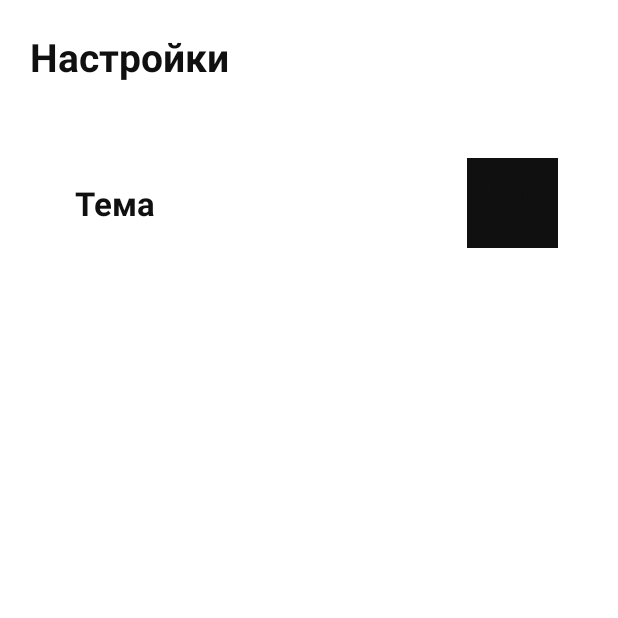
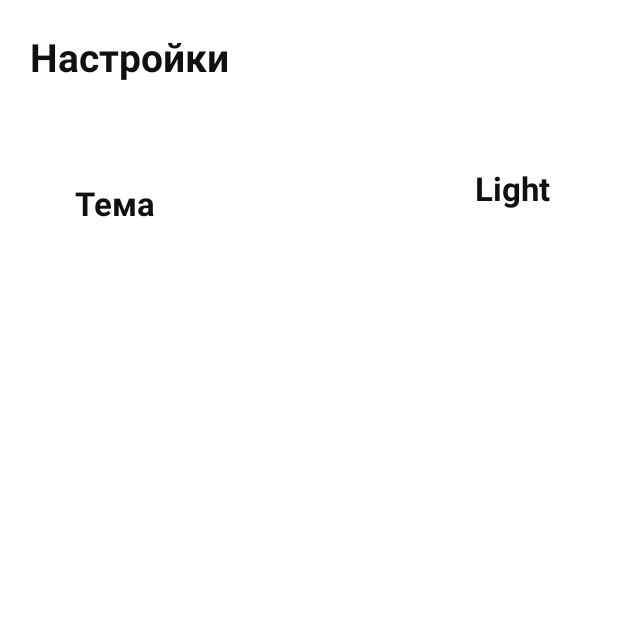
Before and after one commit to NI-Corp/NI-Organizer, an Android app: the SettingsActivity screen opened directly, with no data from a screen before it, on a phone screen of 412 x 824 dp, the top half of it. Run offline under Robolectric (Android 15) with nearby library versions, the phone set to English and light mode, and no system bars.

Commit message:
add all theming in all layouts fix editing

```diff
--- a/app/src/main/res/drawable/item_list_back.xml
+++ b/app/src/main/res/drawable/item_list_back.xml
@@ -1,5 +1,5 @@
 <?xml version="1.0" encoding="utf-8"?>
 <shape xmlns:android="http://schemas.android.com/apk/res/android">
     <corners android:radius="10dp"/>
-    <solid android:color="#FF404040"/>
+    <solid android:color="?attr/colorBackgroundThird"/>
 </shape>
--- a/app/src/main/res/drawable/popup_back.xml
+++ b/app/src/main/res/drawable/popup_back.xml
@@ -1,5 +1,5 @@
 <?xml version="1.0" encoding="utf-8"?>
 <shape xmlns:android="http://schemas.android.com/apk/res/android">
     <corners android:radius="20dp"/>
-    <solid android:color="#FF5E5E5E"/>
+    <solid android:color="?attr/colorBackgroundSecondary"/>
 </shape>
--- a/app/src/main/res/layout/activity_settings.xml
+++ b/app/src/main/res/layout/activity_settings.xml
@@ -56,8 +56,8 @@
                 app:layout_constraintBottom_toBottomOf="parent"
                 app:layout_constraintEnd_toEndOf="parent"
                 app:layout_constraintTop_toTopOf="parent"
-                android:background="#FF101010"
-                android:popupBackground="#FF101010"/>
+                android:background="?attr/colorBackground"
+                android:popupBackground="?attr/colorBackground"/>
         </androidx.constraintlayout.widget.ConstraintLayout>
     </LinearLayout>
 
--- a/app/src/main/res/values-night/themes.xml
+++ b/app/src/main/res/values-night/themes.xml
@@ -6,5 +6,7 @@
         <!-- <item name="colorPrimary">@color/my_dark_primary</item> -->
         <item name="colorBackground">@color/colorPrimaryDark</item>
         <item name="colorText">@color/colorTextDark</item>
+        <item name="colorBackgroundSecondary">@color/colorPrimarySecondDark</item>
+        <item name="colorBackgroundThird">@color/colorPrimaryThirdDark</item>
     </style>
 </resources>
--- a/app/src/main/res/values/colors.xml
+++ b/app/src/main/res/values/colors.xml
@@ -5,6 +5,10 @@
 
     <color name="colorPrimaryLight">#FFFFFF</color>
     <color name="colorPrimaryDark">#FF101010</color>
+    <color name="colorPrimarySecondLight">#C8C8C8</color>
+    <color name="colorPrimarySecondDark">#FF5E5E5E</color>
+    <color name="colorPrimaryThirdLight">#E4E4E4</color>
+    <color name="colorPrimaryThirdDark">#FF404040</color>
     <color name="colorTextLight">#101010</color>
     <color name="colorTextDark">#FFFFFF</color>
 </resources>
--- a/app/src/main/res/values/themes.xml
+++ b/app/src/main/res/values/themes.xml
@@ -2,10 +2,14 @@
     <!-- Base application theme. -->
     <attr name="colorBackground">#FF101010</attr>
     <attr name="colorText">#FFFFFFFF</attr>
+    <attr name="colorBackgroundSecondary">#FF5E5E5E</attr>
+    <attr name="colorBackgroundThird">#FF404040</attr>
     <style name="Base.Theme.NIOrganizer" parent="Theme.Material3.DayNight.NoActionBar">
         <!-- Customize your light theme here. -->
          <item name="colorBackground">@color/colorPrimaryLight</item>
          <item name="colorText">@color/colorTextLight</item>
+         <item name="colorBackgroundSecondary">@color/colorPrimarySecondLight</item>
+         <item name="colorBackgroundThird">@color/colorPrimaryThirdLight</item>
     </style>
 
     <style name="Theme.NIOrganizer" parent="Base.Theme.NIOrganizer" />
```
Also changed, not shown: app/src/main/java/com/nicorp/organizer/EditTaskActivity.java (+18 -1 lines).
